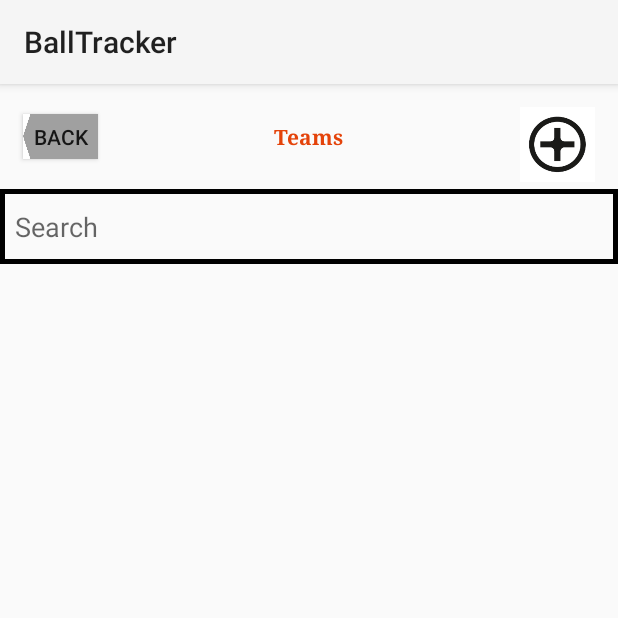
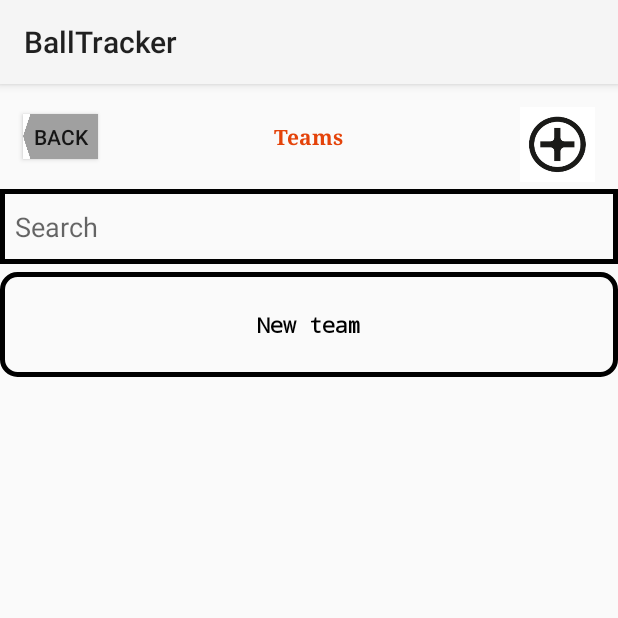
Before and after one commit to h-shan/basketball-scorer, an Android app: the ViewTeamsActivity screen opened directly, with no data from a screen before it, after a tap on an icon or button, on a phone screen of 412 x 824 dp, the top half of it. Run offline under Robolectric (Android 15) with nearby library versions, the phone set to English and light mode, and no system bars; our stand-ins replace Room's generated code.

Commit message:
Team edit change notification

```diff
--- a/BallTracker/app/src/main/java/com/shan/howard/balltracker/EditTeamActivity.java
+++ b/BallTracker/app/src/main/java/com/shan/howard/balltracker/EditTeamActivity.java
@@ -40,7 +40,6 @@ public class EditTeamActivity extends AppCompatActivity implements Button.OnClic
         myTeamColor = findViewById(R.id.colorButton);
         GradientDrawable bg = (GradientDrawable) myTeamColor.getBackground();
         bg.setColor(mTeam.getColor());
-        mTeam.setColor(mTeam.getColor());
         mTeamViewModel = ViewModelProviders.of(this).get(TeamViewModel .class);
 
         mNameET = findViewById(R.id.edit_team_name_et);
@@ -52,7 +51,6 @@ public class EditTeamActivity extends AppCompatActivity implements Button.OnClic
             @Override
             public boolean onKey(View v, int keyCode, KeyEvent event) {
                 mTeam.setName(mNameET.getText().toString());
-                mTeamViewModel.update(mTeam);
                 return true;
             }
         });
@@ -60,7 +58,6 @@ public class EditTeamActivity extends AppCompatActivity implements Button.OnClic
             @Override
             public boolean onKey(View v, int keyCode, KeyEvent event) {
                 mTeam.setCoach(mCoachET.getText().toString());
-                mTeamViewModel.update(mTeam);
                 return true;
             }
         });
@@ -71,8 +68,7 @@ public class EditTeamActivity extends AppCompatActivity implements Button.OnClic
     public void onClick(View v) {
         switch (v.getId()) {
             case R.id.edit_team_back_btn:
-                GradientDrawable bg = (GradientDrawable) myTeamColor.getBackground();
-                bg.setColor(getResources().getColor(R.color.colorSelector));
+                mTeamViewModel.update(mTeam);
                 finish();
                 break;
             case R.id.edit_team_player_list_btn:
--- a/BallTracker/app/src/main/java/com/shan/howard/balltracker/ViewTeamsActivity.java
+++ b/BallTracker/app/src/main/java/com/shan/howard/balltracker/ViewTeamsActivity.java
@@ -74,6 +74,7 @@ public class ViewTeamsActivity extends AppCompatActivity implements Button.OnCli
             public void onChanged(@Nullable final List<Team> aTeams) {
                 Log.d(TAG, "New teams size: " + aTeams.size());
                 mAdapter.setTeams(aTeams);
+                mAdapter.notifyDataSetChanged();
             }
         });
     }
--- a/BallTracker/app/src/main/java/com/shan/howard/balltracker/datamodels/Team.java
+++ b/BallTracker/app/src/main/java/com/shan/howard/balltracker/datamodels/Team.java
@@ -5,6 +5,8 @@ import android.arch.persistence.room.Entity;
 import android.arch.persistence.room.PrimaryKey;
 import android.os.Parcel;
 import android.os.Parcelable;
+
+import com.shan.howard.balltracker.R;
 
 @Entity(tableName = "teams")
 public class Team implements Parcelable {
@@ -16,7 +18,7 @@ public class Team implements Parcelable {
     private String name = "New team";
 
     @ColumnInfo(name = "color_")
-    private int color = 0xFF0000;
+    private int color = R.color.colorSelector;
 
     @ColumnInfo(name = "coach_")
     private String coach = "";
```
